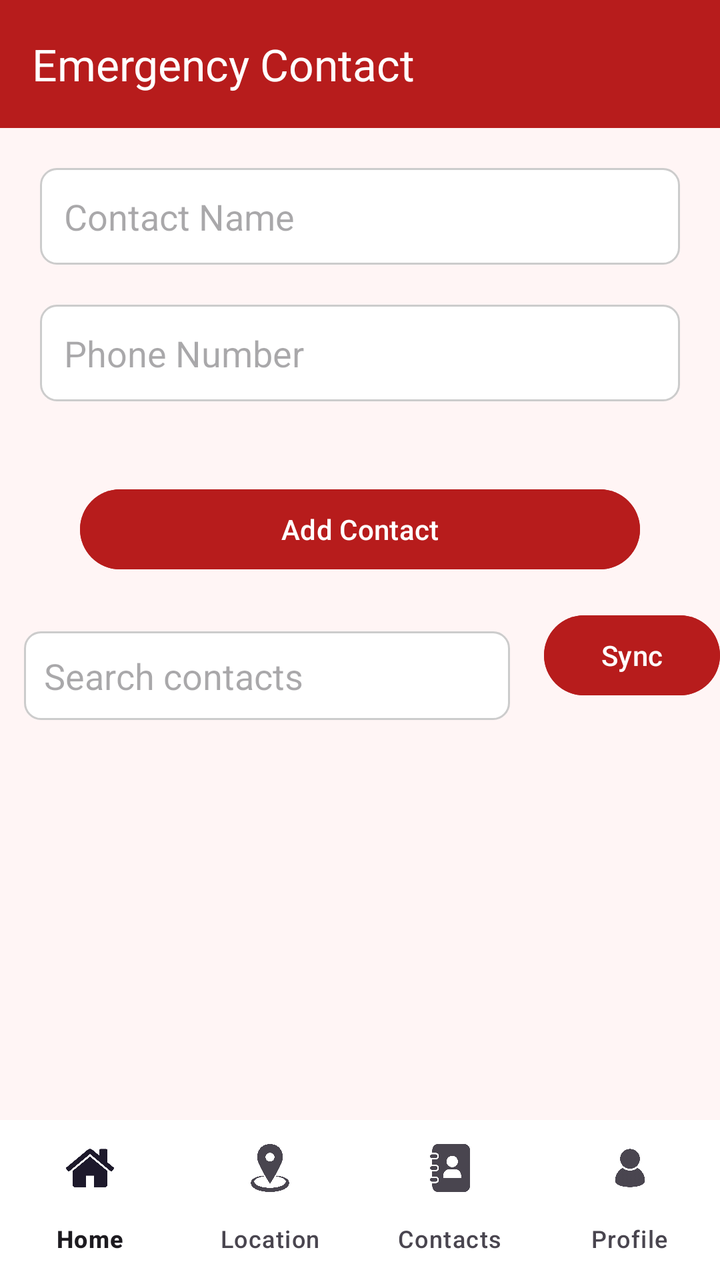
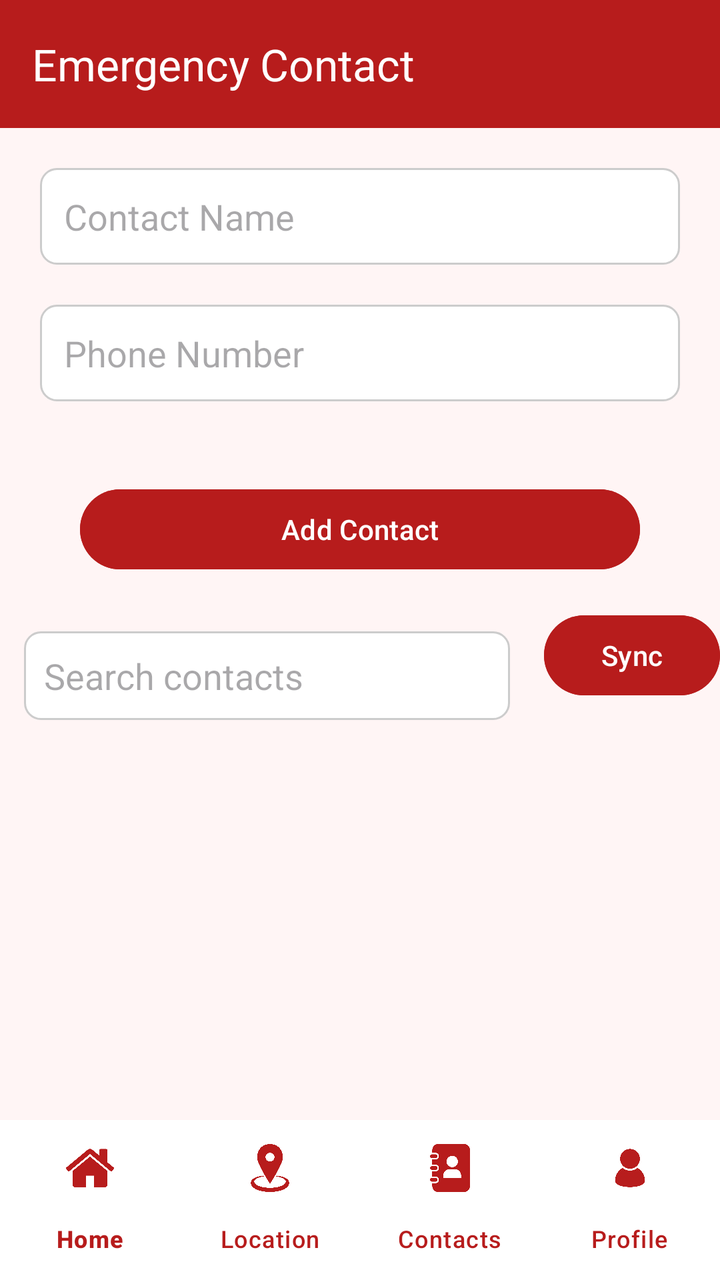

The first picture is an Android layout as it rendered before a commit; the second is the same layout after the commit. The layout source and the unified diff follow.
<!-- AndroidManifest.xml: application theme Theme.lifeguard -->
<!-- res/layout/activity_contacts.xml -->
<?xml version="1.0" encoding="utf-8"?>
<androidx.constraintlayout.widget.ConstraintLayout
    xmlns:android="http://schemas.android.com/apk/res/android"
    xmlns:app="http://schemas.android.com/apk/res-auto"
    android:layout_width="match_parent"
    android:layout_height="match_parent"
    android:background="#FFF5F5">

    
    <com.google.android.material.appbar.MaterialToolbar
        android:id="@+id/toolbar"
        android:layout_width="0dp"
        android:layout_height="?attr/actionBarSize"
        android:background="#B71C1C"
        app:title="Emergency Contact"
        app:titleTextColor="@android:color/white"
        app:layout_constraintTop_toTopOf="parent"
        app:layout_constraintStart_toStartOf="parent"
        app:layout_constraintEnd_toEndOf="parent"/>

    
    <EditText
        android:id="@+id/etName"
        android:hint="Contact Name"
        android:textColor="#212121"
        android:layout_width="0dp"
        android:layout_height="wrap_content"
        android:layout_marginTop="30dp"
        android:padding="12dp"
        android:layout_margin="20dp"
        android:background="@drawable/field_background"
        app:layout_constraintTop_toBottomOf="@id/toolbar"
        app:layout_constraintStart_toStartOf="parent"
        app:layout_constraintEnd_toEndOf="parent"
        app:layout_constraintHorizontal_bias="0"/>

    
    <EditText
        android:id="@+id/etPhone"
        android:hint="Phone Number"
        android:inputType="phone"
        android:textColor="#212121"
        android:layout_marginTop="20dp"
        android:layout_width="0dp"
        android:layout_margin="20dp"
        android:padding="12dp"
        android:layout_height="wrap_content"
        android:background="@drawable/field_background"
        app:layout_constraintTop_toBottomOf="@id/etName"
        app:layout_constraintStart_toStartOf="parent"
        app:layout_constraintEnd_toEndOf="parent"/>

    
    <Button
        android:id="@+id/btnAdd"
        android:text="Add Contact"
        android:textColor="#FFFFFF"
        android:backgroundTint="#B71C1C"
        android:layout_marginTop="12dp"
        android:layout_width="0dp"
        android:layout_margin="40dp"
        android:padding="10dp"
        android:layout_height="wrap_content"
        app:layout_constraintTop_toBottomOf="@id/etPhone"
        app:layout_constraintStart_toStartOf="parent"
        app:layout_constraintEnd_toEndOf="parent"/>

    
    <LinearLayout
        android:orientation="horizontal"
        android:layout_width="0dp"
        android:layout_height="wrap_content"
        android:layout_marginTop="15dp"
        app:layout_constraintTop_toBottomOf="@id/btnAdd"
        app:layout_constraintStart_toStartOf="parent"
        app:layout_constraintEnd_toEndOf="parent">

        <EditText
            android:id="@+id/etSearch"
            android:hint="Search contacts"
            android:layout_weight="1"
            android:background="@drawable/field_background"
            android:layout_margin="12dp"
            android:padding="10dp"
            android:layout_width="0dp"
            android:layout_height="wrap_content"/>

        <Button
            android:id="@+id/btnSync"
            android:layout_width="wrap_content"
            android:layout_height="wrap_content"
            android:layout_marginStart="5dp"
            android:backgroundTint="#B71C1C"
            android:text="Sync"
            android:textColor="#FFFFFF" />
    </LinearLayout>

    
    <androidx.recyclerview.widget.RecyclerView
        android:id="@+id/recyclerViewContacts"
        android:layout_width="0dp"
        android:layout_height="0dp"
        android:layout_marginTop="18dp"
        app:layout_constraintStart_toStartOf="parent"
        app:layout_constraintEnd_toEndOf="parent"
        app:layout_constraintBottom_toTopOf="@id/bottomNavigation"/>

    
    <com.google.android.material.bottomnavigation.BottomNavigationView
        android:id="@+id/bottomNavigation"
        android:layout_width="0dp"
        android:layout_height="wrap_content"
        android:background="@android:color/white"
        app:menu="@menu/bottom_nav_menu"
        app:labelVisibilityMode="labeled"
        app:layout_constraintBottom_toBottomOf="parent"
        app:layout_constraintStart_toStartOf="parent"
        app:layout_constraintEnd_toEndOf="parent"/>

</androidx.constraintlayout.widget.ConstraintLayout>
<!-- resources referenced by this layout -->
<resources>
  <!-- drawable field_background (drawable) -->
  <shape xmlns:android="http://schemas.android.com/apk/res/android"
      android:shape="rectangle">
      <solid android:color="#FFFFFF" />
      <stroke android:width="1dp" android:color="#CCCCCC"/>
      <corners android:radius="8dp"/>
  </shape>
  <style name="Theme.lifeguard" parent="Base.Theme.lifeguard" />
  <style name="Base.Theme.lifeguard" parent="Theme.Material3.DayNight.NoActionBar">
          
          
      </style>
</resources>

<!-- the commit's change to res/layout/activity_contacts.xml (unified diff, before → after) -->
@@ -113,6 +113,8 @@
         android:background="@android:color/white"
         app:menu="@menu/bottom_nav_menu"
         app:labelVisibilityMode="labeled"
+        app:itemIconTint="#B71C1C"
+        app:itemTextColor="#B71C1C"
         app:layout_constraintBottom_toBottomOf="parent"
         app:layout_constraintStart_toStartOf="parent"
         app:layout_constraintEnd_toEndOf="parent"/>
